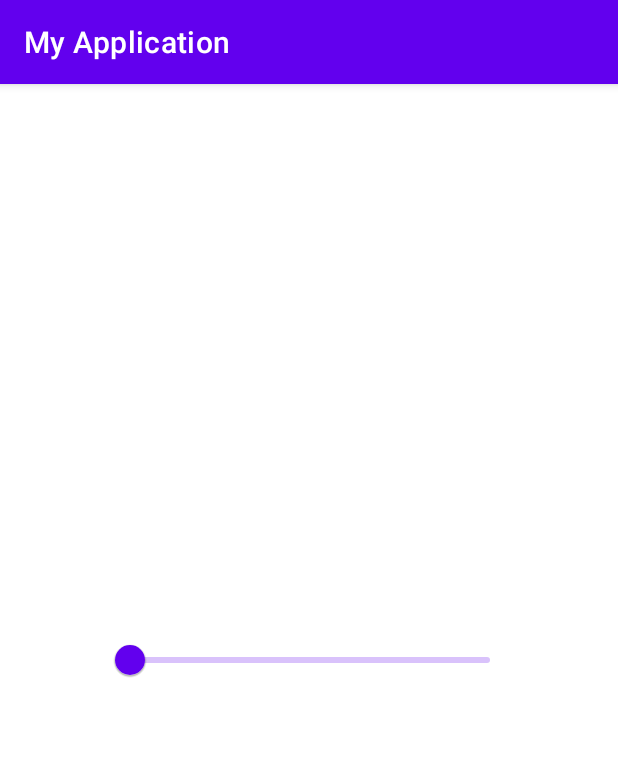
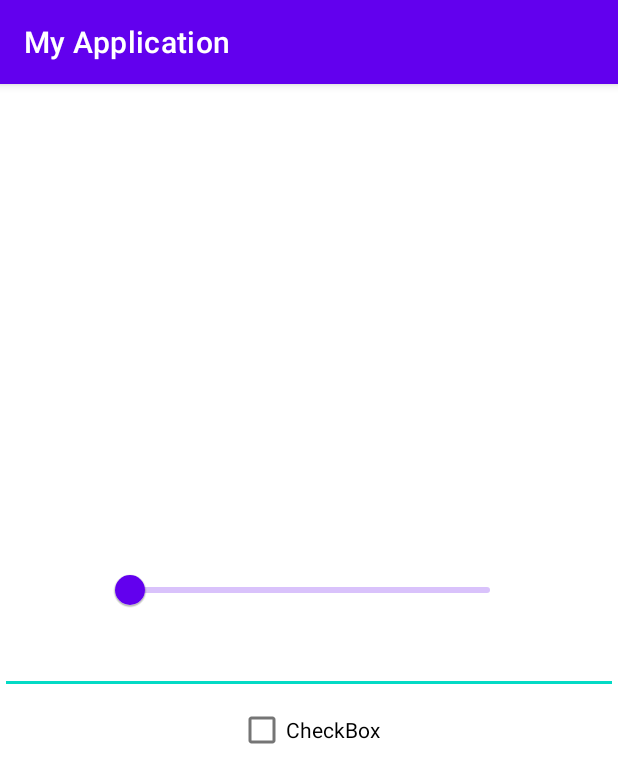
Before and after one commit to Demacia5635/scouting-app-speedrun, an Android app: the AutonomousActivity screen opened directly, with no data from a screen before it, on a phone screen of 412 x 824 dp. Shown: the top 783 px of the screen. Run offline under Robolectric (Android 15) with nearby library versions, the phone set to English and light mode, and no system bars; our stand-ins replace Firebase (no records; nobody signed in at launch, a user with empty details on screens opened directly).

```diff
--- a/app/src/main/java/com/example/myapplication/AutonomousActivity.java
+++ b/app/src/main/java/com/example/myapplication/AutonomousActivity.java
@@ -3,7 +3,11 @@ package com.example.myapplication;
 import androidx.annotation.NonNull;
 import androidx.appcompat.app.AppCompatActivity;
 
+import android.graphics.Color;
 import android.os.Bundle;
+import android.widget.Button;
+import android.widget.CheckBox;
+import android.widget.EditText;
 import android.widget.LinearLayout;
 
 import com.google.android.gms.tasks.OnCompleteListener;
@@ -13,10 +17,16 @@ import com.google.firebase.firestore.DocumentReference;
 import com.google.firebase.firestore.DocumentSnapshot;
 import com.google.firebase.firestore.FirebaseFirestore;
 
+import java.util.ArrayList;
 import java.util.Map;
 
 public class AutonomousActivity extends AppCompatActivity {
     LinearLayout linearLayout;
+    ArrayList<Button> numberinputs;
+    ArrayList<Slider> sliders;
+    ArrayList<EditText> Text;
+    ArrayList<CheckBox> checkBoxes;
+
     FirebaseFirestore db = FirebaseFirestore.getInstance();
     @Override
     protected void onCreate(Bundle savedInstanceState) {
@@ -45,10 +55,18 @@ public class AutonomousActivity extends AppCompatActivity {
     private void addviewfrommap(Map<String, Object> map){
          switch (map.get("name")+""){
              case "slider":
+
                  Slider slider = new Slider(getApplicationContext());
-                 sl
+                 slider.setBackgroundColor(Color.parseColor(map.get("color")+""));
+                 slider.setValueFrom((Float) map.get("minvalue"));
 
-
+                 break;
+             case "text":
+                 break;
+             case "checkbox":
+                 break;
+             case "number":
+                 break;
          }
 
 
--- a/app/src/main/res/layout/activity_autonomous.xml
+++ b/app/src/main/res/layout/activity_autonomous.xml
@@ -15,4 +15,17 @@
         android:valueFrom="0"
         android:valueTo="10" />
 
+    <EditText
+        android:id="@+id/editTextNumber2"
+        android:layout_width="match_parent"
+        android:layout_height="wrap_content"
+        android:ems="10"
+        android:inputType="number" />
+
+    <CheckBox
+        android:id="@+id/checkBox"
+        android:layout_width="wrap_content"
+        android:layout_height="wrap_content"
+        android:text="CheckBox" />
+
 </LinearLayout>
```
